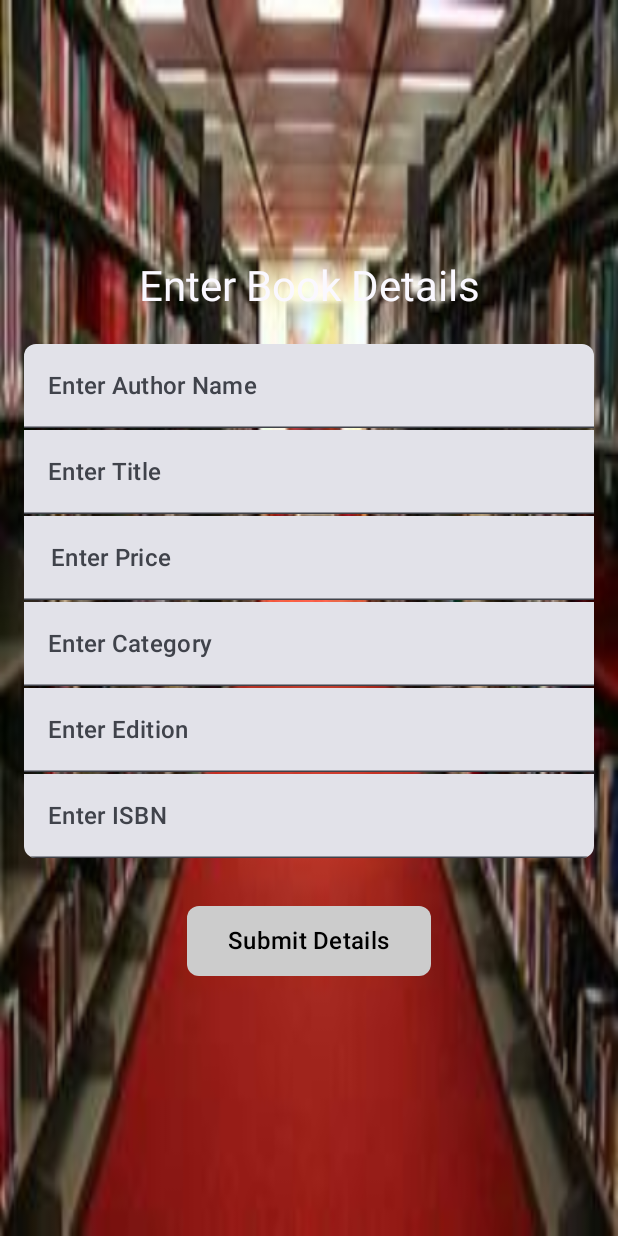
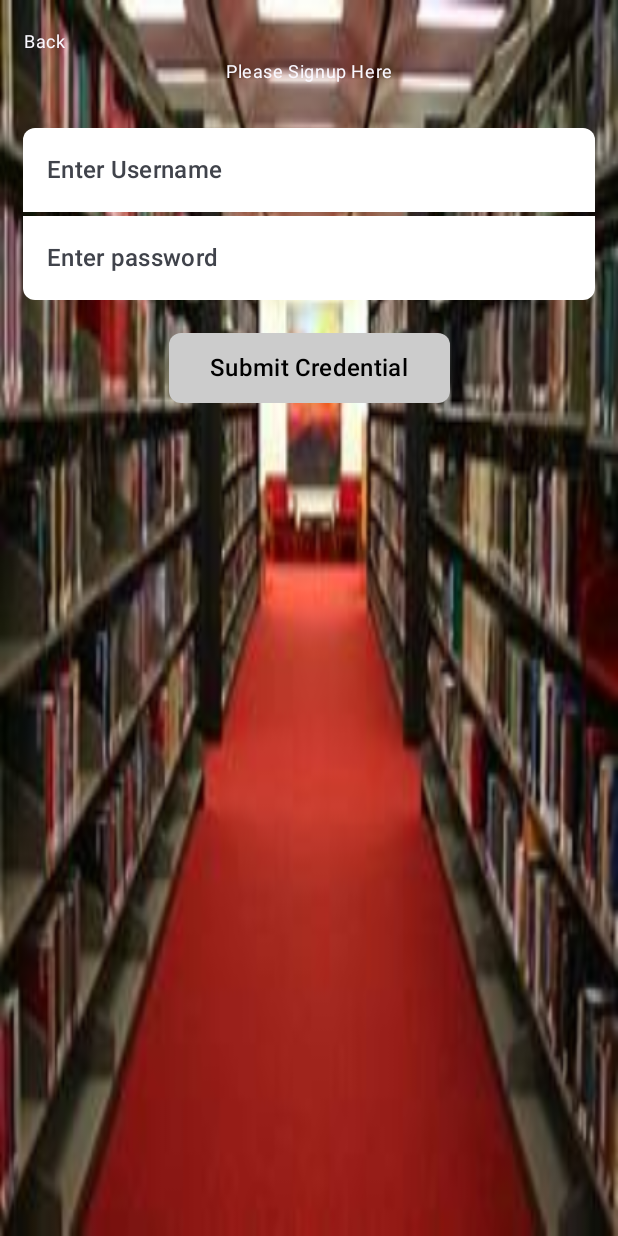
Before and after one commit to gauravgitworkplace/libraryManagementApp, an Android app built with Jetpack Compose: the screen it shows after launch (MainActivity), on a phone screen of 412 x 824 dp. Run offline under Robolectric (Android 15) with nearby library versions, the phone set to English and light mode, and no system bars; our stand-ins replace Room's generated code.

Commit message:
Task: Added Signup Screen and Added some code for validation.

```diff
--- a/app/src/main/java/com/testing/librarymanagementsystem/MainActivity.kt
+++ b/app/src/main/java/com/testing/librarymanagementsystem/MainActivity.kt
@@ -13,6 +13,7 @@ import androidx.compose.ui.Modifier
 import androidx.navigation.NavController
 import androidx.navigation.NavHostController
 import androidx.navigation.compose.rememberNavController
+import com.testing.librarymanagementsystem.feature.adminsignup.SignUpScreen
 import com.testing.librarymanagementsystem.feature.login.LoginScreen
 import com.testing.librarymanagementsystem.feature.splash.SplashScreen
 import com.testing.librarymanagementsystem.ui.theme.LibraryManagementSystemTheme
@@ -39,14 +40,7 @@ class MainActivity : ComponentActivity() {
         if (isSplashVisible) {
             SplashScreen(onTimeout = { isSplashVisible = false })
         } else {
-            LoginScreen(
-                navController,
-                modifier = Modifier,
-                onClick = {
-                    loginViewModel.login()
-                },
-                loginViewModel = loginViewModel
-            )
+            SignUpScreen(onSignUp = {}, onBack = { }, navController = navController)
         }
     }
 
--- a/app/src/main/java/com/testing/librarymanagementsystem/database/LibraryDatabase.kt
+++ b/app/src/main/java/com/testing/librarymanagementsystem/database/LibraryDatabase.kt
@@ -4,11 +4,13 @@ import android.content.Context
 import androidx.room.Database
 import androidx.room.Room
 import androidx.room.RoomDatabase
+import androidx.room.TypeConverters
+import com.testing.librarymanagementsystem.util.AdminLoginCredentialsConverter
 
-@Database(entities = [BookDetailModel::class], version = 1)
+@Database(entities = [BookDetailModel::class], version = 2)
+@TypeConverters(AdminLoginCredentialsConverter::class)
 abstract class LibraryDatabase : RoomDatabase() {
     abstract fun bookDao(): LibraryDao
-
 
     companion object {
         @Volatile
--- /dev/null
+++ b/app/src/main/java/com/testing/librarymanagementsystem/domain/Error.kt
@@ -0,0 +1,3 @@
+package com.testing.librarymanagementsystem.domain
+
+sealed interface Errataor
--- /dev/null
+++ b/app/src/main/java/com/testing/librarymanagementsystem/domain/Resource.kt
@@ -0,0 +1,5 @@
+package com.testing.librarymanagementsystem.domain
+
+sealed class Resource{
+
+}
--- /dev/null
+++ b/app/src/main/java/com/testing/librarymanagementsystem/feature/adminsignup/AdminSignUpViewModel.kt
@@ -0,0 +1,6 @@
+package com.testing.librarymanagementsystem.feature.adminsignup
+
+import androidx.lifecycle.ViewModel
+
+class AdminSignUpViewModel : ViewModel() {
+}
--- /dev/null
+++ b/app/src/main/java/com/testing/librarymanagementsystem/feature/adminsignup/SignUpScreen.kt
@@ -0,0 +1,61 @@
+package com.testing.librarymanagementsystem.feature.adminsignup
+
+import androidx.compose.foundation.layout.Column
+import androidx.compose.foundation.layout.Spacer
+import androidx.compose.foundation.layout.padding
+import androidx.compose.foundation.layout.size
+import androidx.compose.runtime.Composable
+import androidx.compose.ui.Alignment
+import androidx.compose.ui.Modifier
+import androidx.compose.ui.res.stringResource
+import androidx.compose.ui.tooling.preview.Preview
+import androidx.compose.ui.unit.dp
+import androidx.navigation.NavController
+import androidx.navigation.compose.rememberNavController
+import com.testing.librarymanagementsystem.R
+import com.testing.librarymanagementsystem.util.CommonUI
+import com.testing.librarymanagementsystem.util.CommonUI.CommonButton
+import com.testing.librarymanagementsystem.util.CommonUI.CommonTextField
+import com.testing.librarymanagementsystem.util.CustomShape
+import com.testing.librarymanagementsystem.util.MainScreen
+import com.testing.librarymanagementsystem.util.Screens
+import com.testing.librarymanagementsystem.util.TextString
+
+@Composable
+fun SignUpScreen(onSignUp: () -> Unit, onBack: () -> Unit, navController: NavController) {
+
+    val textString = TextString(
+        startButtonString = stringResource(id = R.string.back),
+        titleString = stringResource(id = R.string.please_sign_up_here)
+    )
+
+    MainScreen(onBack = onBack, onSave = onSignUp, textString = textString)
+    Column(modifier = Modifier.padding(horizontal = 15.dp)) {
+        Spacer(modifier = Modifier.size(85.dp))
+        CommonTextField(
+            label = stringResource(id = R.string.enter_username),
+            shape = CommonUI.customShape(customShape = CustomShape.TopContent),
+            value = "",
+            onValueChange = {})
+        Spacer(modifier = Modifier.size(1.dp))
+        CommonTextField(
+            label = stringResource(id = R.string.enter_userpassword),
+
+            shape = CommonUI.customShape(customShape = CustomShape.BottomContent),
+            value = "",
+            onValueChange = {})
+        Spacer(modifier = Modifier.size(20.dp))
+        CommonButton(
+            modifier = Modifier.align(Alignment.CenterHorizontally),
+            label = stringResource(id = R.string.submit_credentials),
+            onClick = {
+                navController.navigate(Screens.Login.route)
+            })
+    }
+}
+
+@Preview
+@Composable
+fun SignUpScreenPreview() {
+    SignUpScreen(onSignUp = {}, onBack = {}, navController = rememberNavController())
+}
--- a/app/src/main/java/com/testing/librarymanagementsystem/feature/bookdetails/BookDetailsScreen.kt
+++ b/app/src/main/java/com/testing/librarymanagementsystem/feature/bookdetails/BookDetailsScreen.kt
@@ -40,6 +40,7 @@ import com.testing.librarymanagementsystem.util.CommonUI.CommonText
 import com.testing.librarymanagementsystem.util.CommonUI.CommonTextField
 import com.testing.librarymanagementsystem.util.CommonUI.customShape
 import com.testing.librarymanagementsystem.util.CustomShape
+import com.testing.librarymanagementsystem.util.ParsingData
 import com.testing.librarymanagementsystem.util.Screens
 import com.testing.librarymanagementsystem.viewmodels.BookViewModel
 import com.testing.librarymanagementsystem.viewmodels.MyViewModelFactory
@@ -56,7 +57,10 @@ fun BookDetailsScreen(
         viewModel(factory = MyViewModelFactory(context.applicationContext))
 
     val jsonString: String = data
-    val jsonObject = JSONObject(jsonString)
+    Log.d("TAG", "newData: $data")
+
+    val jsonObject =
+        JSONObject(if (jsonString == "{itemlist}") ParsingData.defaultString else jsonString)
     val bookList = jsonObject.getJSONObject("booList")
 
     val uidString = bookList.getString("uid")
@@ -166,7 +170,8 @@ fun BookDetailsScreen(
                     imeAction = ImeAction.Next
                 ),
                 prefixIcon = {
-                        if (bookViewModel.priceeState.isNotBlank()) Icon(modifier = Modifier.size(18.dp),
+                    if (bookViewModel.priceeState.isNotBlank()) Icon(
+                        modifier = Modifier.size(18.dp),
                         painter = painterResource(id = R.drawable.baseline_currency_rupee_24),
                         contentDescription = ""
                     )
--- a/app/src/main/java/com/testing/librarymanagementsystem/util/CommonUI.kt
+++ b/app/src/main/java/com/testing/librarymanagementsystem/util/CommonUI.kt
@@ -13,10 +13,12 @@ import androidx.compose.foundation.shape.CornerSize
 import androidx.compose.foundation.text.KeyboardOptions
 import androidx.compose.material3.Button
 import androidx.compose.material3.ButtonColors
+import androidx.compose.material3.ExperimentalMaterial3Api
 import androidx.compose.material3.MaterialTheme
 import androidx.compose.material3.Surface
 import androidx.compose.material3.Text
 import androidx.compose.material3.TextField
+import androidx.compose.material3.TextFieldDefaults
 import androidx.compose.runtime.Composable
 import androidx.compose.ui.Alignment
 import androidx.compose.ui.Modifier
@@ -69,6 +71,7 @@ object CommonUI {
         )
     }
 
+    @OptIn(ExperimentalMaterial3Api::class)
     @Composable
     fun CommonTextField(
         modifier: Modifier = Modifier,
@@ -84,6 +87,13 @@ object CommonUI {
         ),
         prefixIcon: @Composable (() -> Unit)? = null
     ) {
+        val textFieldColors = TextFieldDefaults.textFieldColors(
+            containerColor = Color.White,
+            focusedIndicatorColor = Color.Transparent,
+            unfocusedIndicatorColor = Color.Transparent,
+            disabledIndicatorColor = Color.Transparent, // Color when disabled
+            cursorColor = Color.Black
+        )
 
         TextField(
             modifier = Modifier
@@ -104,7 +114,7 @@ object CommonUI {
                 }
             },
             keyboardOptions = keyPadOptions,
-            prefix = prefixIcon
+            prefix = prefixIcon, colors = textFieldColors
         )
     }
 
--- a/app/src/main/java/com/testing/librarymanagementsystem/util/MyAppDemo.kt
+++ b/app/src/main/java/com/testing/librarymanagementsystem/util/LibraryNavHost.kt
@@ -4,6 +4,7 @@ import androidx.compose.runtime.Composable
 import androidx.navigation.NavHostController
 import androidx.navigation.compose.NavHost
 import androidx.navigation.compose.composable
+import com.testing.librarymanagementsystem.feature.adminsignup.SignUpScreen
 import com.testing.librarymanagementsystem.feature.bookdetails.BookDetailsScreen
 import com.testing.librarymanagementsystem.feature.login.LoginScreen
 import com.testing.librarymanagementsystem.feature.searchscreeen.SearchBookScreen
@@ -13,7 +14,7 @@ import com.testing.librarymanagementsystem.viewmodels.LoginViewModel
 
 @Composable
 fun LibraryNavHost(navController: NavHostController, loginViewModel: LoginViewModel) {
-    NavHost(navController = navController, startDestination = Screens.BookDetails.route) {
+    NavHost(navController = navController, startDestination = Screens.AdminSignUp.route) {
         composable(Screens.Splash.route) { SplashScreen(onTimeout = {}) }
         composable(Screens.Login.route) {
             LoginScreen(
@@ -37,5 +38,12 @@ fun LibraryNavHost(navController: NavHostController, loginViewModel: LoginViewMo
             )
         }
         composable(Screens.SearchedBookList.route) { SearchBookScreen(navController = navController) }
+        composable(Screens.AdminSignUp.route) {
+            SignUpScreen(
+                onSignUp = {},
+                onBack = {},
+                navController = navController
+            )
+        }
     }
 }
--- /dev/null
+++ b/app/src/main/java/com/testing/librarymanagementsystem/util/MainScreen.kt
@@ -0,0 +1,82 @@
+package com.testing.librarymanagementsystem.util
+
+import androidx.compose.foundation.Image
+import androidx.compose.foundation.clickable
+import androidx.compose.foundation.layout.Arrangement
+import androidx.compose.foundation.layout.Box
+import androidx.compose.foundation.layout.Column
+import androidx.compose.foundation.layout.Row
+import androidx.compose.foundation.layout.Spacer
+import androidx.compose.foundation.layout.fillMaxSize
+import androidx.compose.foundation.layout.fillMaxWidth
+import androidx.compose.foundation.layout.padding
+import androidx.compose.foundation.layout.size
+import androidx.compose.runtime.Composable
+import androidx.compose.ui.Modifier
+import androidx.compose.ui.layout.ContentScale
+import androidx.compose.ui.res.painterResource
+import androidx.compose.ui.unit.dp
+import com.testing.librarymanagementsystem.R
+import com.testing.librarymanagementsystem.util.CommonUI.CommonText
+
+@Composable
+fun MainScreen(onBack: () -> Unit, onSave: () -> Unit, textString: TextString) {
+
+    CommonScreen(onBack = onBack, onSave = onSave, textString = textString)
+}
+
+
+@Composable
+fun CommonScreen(onBack: () -> Unit, onSave: () -> Unit, textString: TextString) {
+
+    Box(modifier = Modifier.fillMaxSize()) {
+        Image(
+            modifier = Modifier.fillMaxSize(),
+            painter = painterResource(id = R.drawable.img),
+            contentDescription = null,
+            contentScale = ContentScale.FillBounds
+        )
+
+        Column(
+            modifier = Modifier
+                .fillMaxWidth()
+                .padding(horizontal = 15.dp)
+                .padding(top = 20.dp)
+        ) {
+            Row(
+                modifier = Modifier.fillMaxWidth(),
+                horizontalArrangement = Arrangement.Absolute.SpaceBetween
+            ) {
+                CommonText(
+                    text = textString.startButtonString,
+                    modifier = Modifier.clickable { onBack() })
+                textString.endButtonText?.let {
+                    CommonText(
+                        text = it,
+                        modifier = Modifier.clickable { onSave() })
+                }
+            }
+        }
+        Box {
+            CommonText(
+                text = textString.titleString,
+                modifier = Modifier
+                    .padding(top = 40.dp)
+                    .fillMaxWidth(),
+            )
+        }
+
+        Spacer(modifier = Modifier.size(3.dp))
+        if (textString.subTitleString != null) {
+            CommonText(text = textString.subTitleString)
+        }
+    }
+
+}
+
+data class TextString(
+    val startButtonString: String,
+    val endButtonText: String? = null,
+    val titleString: String,
+    val subTitleString: String? = null
+)
--- a/app/src/main/java/com/testing/librarymanagementsystem/util/Screens.kt
+++ b/app/src/main/java/com/testing/librarymanagementsystem/util/Screens.kt
@@ -6,5 +6,6 @@ sealed class Screens(val route: String) {
     data object BookDetails : Screens("bookDetailsScreen/{itemlist}")
     data object ShowAllBookDetails : Screens("showBookDetailsScreen")
     data object SearchedBookList : Screens("searchedBookList")
+    data object AdminSignUp : Screens("adminSignUp")
 
 }
--- a/app/src/main/res/values/strings.xml
+++ b/app/src/main/res/values/strings.xml
@@ -26,4 +26,8 @@
     <string name="rupay_symbol"><string name="Rs">\u20B9</string></string>
     <string name="search_books">Search Books</string>
     <string name="enter_book_title_or_auther_name_or_subject_name">Enter the Name of Book Title/Auther/Subject</string>
+    <string name="back">Back</string>
+    <string name="save">Save</string>
+    <string name="please_sign_up_here">Please Signup Here</string>
+    <string name="submit_credentials">Submit Credential</string>
 </resources>
```
Also changed, not shown: app/src/main/java/com/testing/librarymanagementsystem/database/BookDetailModel.kt (+6 -1 lines), app/src/main/java/com/testing/librarymanagementsystem/domain/Result.kt (added, +10 -0 lines), app/src/main/java/com/testing/librarymanagementsystem/domain/UserDataValidator.kt (added, +28 -0 lines), app/src/main/java/com/testing/librarymanagementsystem/feature/login/LoginScreen.kt (+10 -0 lines), app/src/main/java/com/testing/librarymanagementsystem/util/AdminLoginCredentialsConverter.kt (added, +18 -0 lines). Lines whose indentation alone changed are shown as unchanged.
